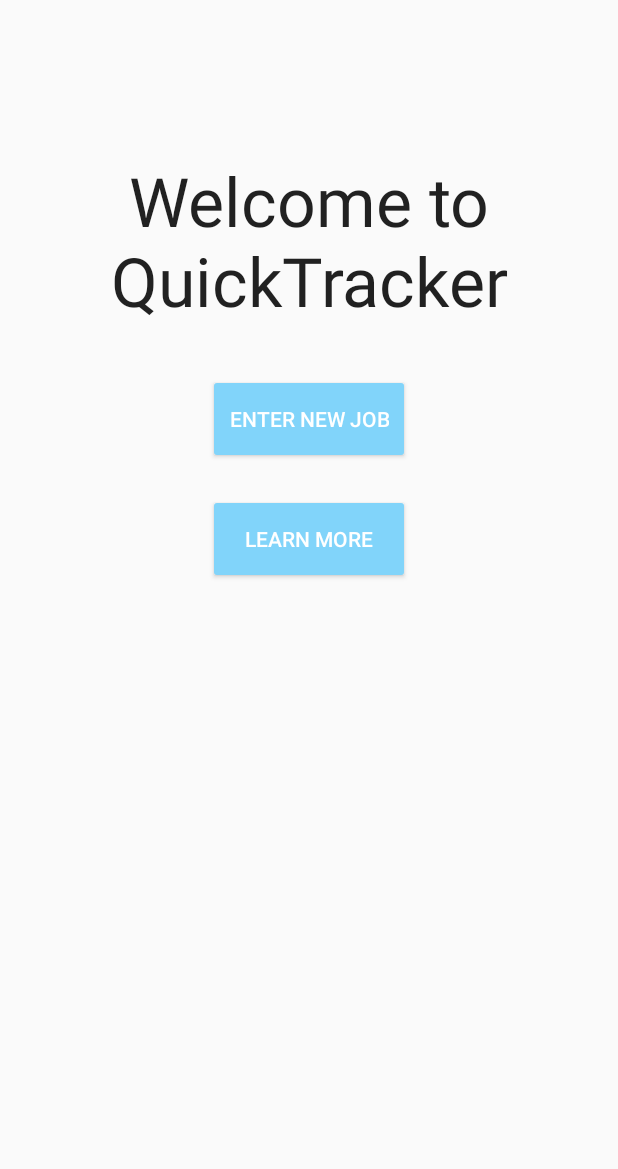
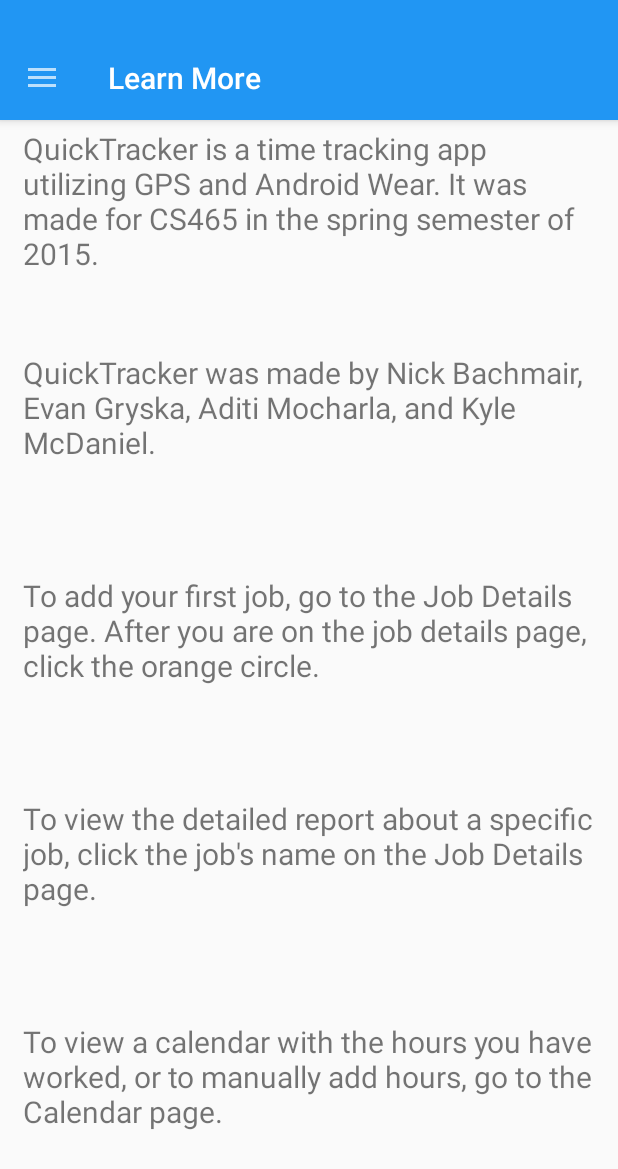
Before and after one commit to nbach/QuickTracker, an Android app: the screen it shows after launch (QuickTracker before the commit, LearnMoreActivity after it), after a tap on "LEARN MORE", on a phone screen of 412 x 824 dp. Shown: the top 1169 px of the screen. Run offline under Robolectric (Android 15) with nearby library versions, the phone set to English and light mode, and no system bars; libraries missing offline, so code that uses them is left out: com.nispok.snackbar.

Commit message:
Added Learn more activity

```diff
--- a/mobile/src/main/AndroidManifest.xml
+++ b/mobile/src/main/AndroidManifest.xml
@@ -66,6 +66,10 @@
             android:name=".JobExpandedDetailActivity"
             android:label="@string/title_activity_job_expanded_detail" >
         </activity>
+        <activity
+            android:name=".LearnMoreActivity"
+            android:label="@string/title_activity_learn_more" >
+        </activity>
     </application>
 
 </manifest>
--- /dev/null
+++ b/mobile/src/main/java/com/android/quicktracker/com/quicktracker/LearnMoreActivity.java
@@ -0,0 +1,149 @@
+package com.android.quicktracker.com.quicktracker;
+
+import android.content.Intent;
+import android.support.v4.widget.DrawerLayout;
+import android.support.v7.app.ActionBarActivity;
+import android.os.Bundle;
+import android.support.v7.app.ActionBarDrawerToggle;
+import android.support.v7.widget.LinearLayoutManager;
+import android.support.v7.widget.RecyclerView;
+import android.support.v7.widget.Toolbar;
+import android.view.GestureDetector;
+import android.view.Menu;
+import android.view.MenuItem;
+import android.view.MotionEvent;
+import android.view.View;
+import android.widget.ListView;
+
+
+public class LearnMoreActivity extends ActionBarActivity {
+
+    String TITLES[] = {"Job Details", "Calendar", "Settings"};
+    int ICONS[] = {R.drawable.ic_clipboard,R.drawable.ic_calendar,R.drawable.ic_settings};
+
+
+
+
+    private Toolbar toolbar;
+
+    RecyclerView mRecyclerView;
+    RecyclerView.Adapter mAdapter;
+    RecyclerView.LayoutManager mLayoutManager;
+    DrawerLayout Drawer;
+    ListView mListView;
+    ActionBarDrawerToggle mDrawerToggle;
+
+    @Override
+    protected void onCreate(Bundle savedInstanceState) {
+        super.onCreate(savedInstanceState);
+        setContentView(R.layout.activity_learn_more);
+
+        toolbar = (Toolbar) findViewById(R.id.tool_bar);
+        setSupportActionBar(toolbar);
+
+        mRecyclerView = (RecyclerView) findViewById(R.id.RecyclerView);
+        mRecyclerView.setHasFixedSize(true);
+        mAdapter = new NavDrawerAdapter(TITLES,ICONS);
+        mRecyclerView.setAdapter(mAdapter);
+        mLayoutManager = new LinearLayoutManager(this);                 // Creating a layout Manager
+
+        mRecyclerView.setLayoutManager(mLayoutManager);                 // Setting the layout Manager
+
+        final GestureDetector mGestureDetector = new android.view.GestureDetector(LearnMoreActivity.this, new GestureDetector.SimpleOnGestureListener() {
+
+            @Override
+            public boolean onSingleTapUp(MotionEvent e) {
+                return true;
+            }
+
+        });
+        mRecyclerView.addOnItemTouchListener(new RecyclerView.OnItemTouchListener() {
+            @Override
+            public boolean onInterceptTouchEvent(RecyclerView recyclerView, MotionEvent motionEvent) {
+                View child = recyclerView.findChildViewUnder(motionEvent.getX(), motionEvent.getY());
+
+
+                if (child != null && mGestureDetector.onTouchEvent(motionEvent)) {
+                    Drawer.closeDrawers();
+                    onTouchDrawer(recyclerView.getChildPosition(child));
+                    return true;
+
+                }
+
+
+                return false;
+            }
+
+            @Override
+            public void onTouchEvent(RecyclerView recyclerView, MotionEvent motionEvent) {
+
+            }
+        });
+        Drawer = (DrawerLayout) findViewById(R.id.DrawerLayout);        // Drawer object Assigned to the view
+        mDrawerToggle = new ActionBarDrawerToggle(this, Drawer, toolbar, R.string.openDrawer, R.string.closeDrawer) {
+
+            @Override
+            public void onDrawerOpened(View drawerView) {
+                super.onDrawerOpened(drawerView);
+
+            }
+
+            @Override
+            public void onDrawerClosed(View drawerView) {
+                super.onDrawerClosed(drawerView);
+                // Code here will execute once drawer is closed
+            }
+
+
+        }; // Drawer Toggle Object Made
+        Drawer.setDrawerListener(mDrawerToggle);
+        mDrawerToggle.syncState();
+    }
+
+
+    @Override
+    public boolean onCreateOptionsMenu(Menu menu) {
+        // Inflate the menu; this adds items to the action bar if it is present.
+        getMenuInflater().inflate(R.menu.menu_settings, menu);
+        return true;
+    }
+
+    @Override
+    public boolean onOptionsItemSelected(MenuItem item) {
+
+        int id = item.getItemId();
+
+        //noinspection SimplifiableIfStatement
+        if (id == R.id.deleteButton) {
+            return true;
+        }
+
+        return super.onOptionsItemSelected(item);
+    }
+
+    public void onTouchDrawer(final int position) {
+        int lastMenu = 0;
+        final int JOB_DETAILS_POSITION = 1;
+        final int CALENDAR_POSITION = 2;
+        final int SETTINGS_POSITION = 3;
+
+        if (lastMenu == position) return;
+
+        switch (lastMenu = position) {
+            case JOB_DETAILS_POSITION:
+                Intent intent0 = new Intent(LearnMoreActivity.this, JobDetailsActivity.class);
+                startActivity(intent0);
+                break;
+            case CALENDAR_POSITION:
+                Intent intent = new Intent(LearnMoreActivity.this, CalendarActivity.class);
+                startActivity(intent);
+                break;
+            case SETTINGS_POSITION:
+                Intent intent2 = new Intent(LearnMoreActivity.this, SettingsActivity.class);
+                startActivity(intent2);
+                break;
+            default:
+                return;
+        }
+    }
+}
--- a/mobile/src/main/java/com/android/quicktracker/com/quicktracker/QuickTracker.java
+++ b/mobile/src/main/java/com/android/quicktracker/com/quicktracker/QuickTracker.java
@@ -6,12 +6,10 @@
 import android.location.Address;
 import android.location.Geocoder;
 import android.os.Bundle;
-import android.support.v7.app.ActionBarActivity;
 import android.view.Menu;
 import android.view.MenuItem;
 import android.view.View;
 import android.widget.Button;
-import android.widget.Toast;
 
 import com.google.android.gms.common.ConnectionResult;
 import com.google.android.gms.common.api.GoogleApiClient;
@@ -22,7 +20,6 @@
 import com.google.android.gms.location.LocationServices;
 import com.google.android.gms.maps.model.LatLng;
 
-import java.util.Calendar;
 import java.util.List;
 
 
@@ -52,7 +49,8 @@
 
     View.OnClickListener myhandler2 = new View.OnClickListener() {
         public void onClick(View v) {
-
+            Intent intent = new Intent(QuickTracker.this, LearnMoreActivity.class);
+            startActivity(intent);
         }
     };
 
--- /dev/null
+++ b/mobile/src/main/res/layout/activity_learn_more.xml
@@ -0,0 +1,95 @@
+<android.support.v4.widget.DrawerLayout xmlns:android="http://schemas.android.com/apk/res/android"
+    xmlns:tools="http://schemas.android.com/tools"
+    android:id="@+id/DrawerLayout"
+    android:layout_width="match_parent"
+    android:layout_height="match_parent"
+    android:elevation="7dp"
+    tools:context="com.android.quicktracker.com.quicktracker.LearnMoreActivity">
+
+    <LinearLayout
+        android:orientation="vertical"
+        android:layout_width="wrap_content"
+        android:layout_height="wrap_content"
+        tools:context="com.android.quicktracker.com.quicktracker.JobExpandedDetailActivity">
+
+        <include
+            android:id="@+id/tool_bar"
+            layout="@layout/tool_bar"></include>
+        <TextView
+            android:text="QuickTracker is a time tracking app utilizing GPS and Android Wear. It was made for CS465 in the spring semester of 2015."
+            android:layout_width="wrap_content"
+            android:layout_height="match_parent"
+            android:layout_marginTop="5dp"
+            android:layout_marginLeft="15dp"
+            android:layout_marginRight="15dp"
+            android:layout_weight="1"
+            android:maxLines="100"
+            android:scrollHorizontally="false"
+            android:textSize="20sp"
+            android:ellipsize="none"
+            />
+        <TextView
+            android:text="QuickTracker was made by Nick Bachmair, Evan Gryska, Aditi Mocharla, and Kyle McDaniel."
+            android:layout_width="wrap_content"
+            android:layout_height="match_parent"
+            android:layout_marginTop="5dp"
+            android:layout_marginLeft="15dp"
+            android:layout_marginRight="15dp"
+            android:layout_weight="1"
+            android:maxLines="100"
+            android:scrollHorizontally="false"
+            android:textSize="20sp"
+            android:ellipsize="none"
+            />
+        <TextView
+            android:text="To add your first job, go to the Job Details page. After you are on the job details page, click the orange circle."
+            android:layout_width="wrap_content"
+            android:layout_height="match_parent"
+            android:layout_marginTop="5dp"
+            android:layout_marginLeft="15dp"
+            android:layout_marginRight="15dp"
+            android:layout_weight="1"
+            android:maxLines="100"
+            android:scrollHorizontally="false"
+            android:textSize="20sp"
+            android:ellipsize="none"
+            />
+        <TextView
+            android:text="To view the detailed report about a specific job, click the job's name on the Job Details page."
+            android:layout_width="wrap_content"
+            android:layout_height="match_parent"
+            android:layout_marginTop="5dp"
+            android:layout_marginLeft="15dp"
+            android:layout_marginRight="15dp"
+            android:layout_weight="1"
+            android:maxLines="100"
+            android:scrollHorizontally="false"
+            android:textSize="20sp"
+            android:ellipsize="none"
+            />
+        <TextView
+            android:text="To view a calendar with the hours you have worked, or to manually add hours, go to the Calendar page."
+            android:layout_width="wrap_content"
+            android:layout_height="match_parent"
+            android:layout_marginTop="5dp"
+            android:layout_marginLeft="15dp"
+            android:layout_marginRight="15dp"
+            android:layout_weight="1"
+            android:maxLines="100"
+            android:scrollHorizontally="false"
+            android:textSize="20sp"
+            android:ellipsize="none"
+            />
+    </LinearLayout>
+    <android.support.v7.widget.RecyclerView
+        android:id="@+id/RecyclerView"
+        android:layout_width="320dp"
+        android:layout_height="match_parent"
+        android:layout_gravity="left"
+        android:background="#2196F3"
+        android:scrollbars="vertical">
+
+    </android.support.v7.widget.RecyclerView>
+
+
+</android.support.v4.widget.DrawerLayout>
--- a/mobile/src/main/res/values/strings.xml
+++ b/mobile/src/main/res/values/strings.xml
@@ -10,6 +10,7 @@
     <string name="title_activity_nav_drawer_adapter">NavDrawerAdapter</string>
     <string name="title_activity_calendar">Calendar</string>
     <string name="title_activity_add_time">Manually Add Time</string>
+    <string name="title_activity_learn_more">Learn More</string>
     <string name="openDrawer">open</string>
     <string name="closeDrawer">close</string>
     <string name="color_prompt">Color</string>
```
Also changed, not shown: mobile/src/main/res/menu/menu_learn_more.xml (added, +7 -0 lines).
